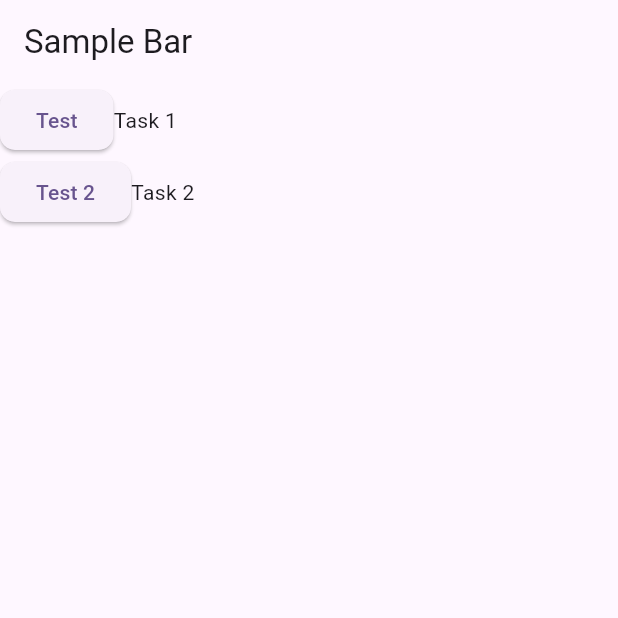
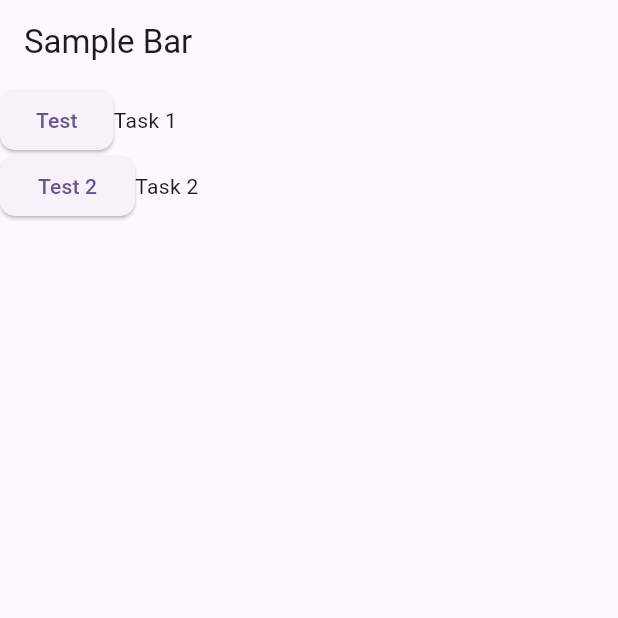
Before and after one commit to Wildtypers/adaptiveCalander, a Flutter app: the screen it shows after launch, on a phone screen of 412 x 824 dp, the top half of it. Run offline on Flutter 3.47's test engine with Material 3 defaults, Android fonts, the phone set to English and light mode, and no system bars.

Commit message:
Customizing shape of Elevated Button
utilized the sizedBox method

```diff
--- a/main/lib/main.dart
+++ b/main/lib/main.dart
@@ -62,6 +62,10 @@
               children: [
                 Column(
                   children: [
+                    SizedBox(
+                      width: 90,
+                      height: 40,
+                      child:
                         ElevatedButton(
                           style: ElevatedButton.styleFrom(
                           shape: RoundedRectangleBorder(
@@ -71,6 +75,7 @@
                         onPressed: () {},
                         child: const Text('Test 2')
                       ),
+                    )
                   ]
                 ),
                 Column(
```
Lines whose indentation alone changed are shown as unchanged.
